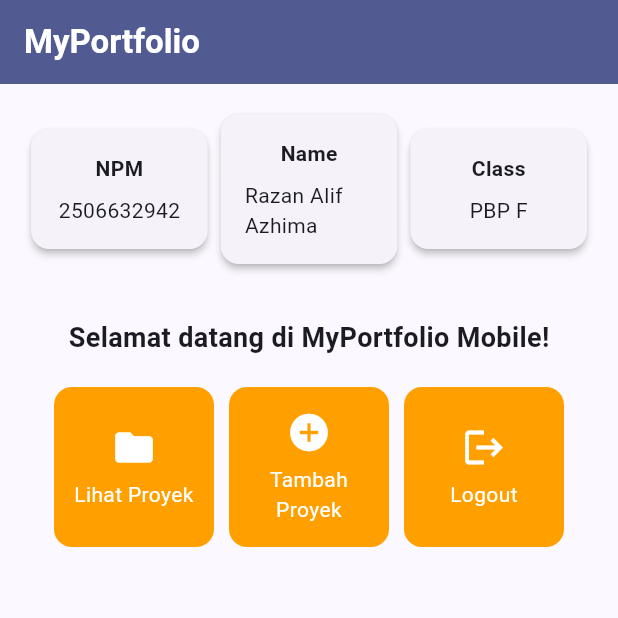
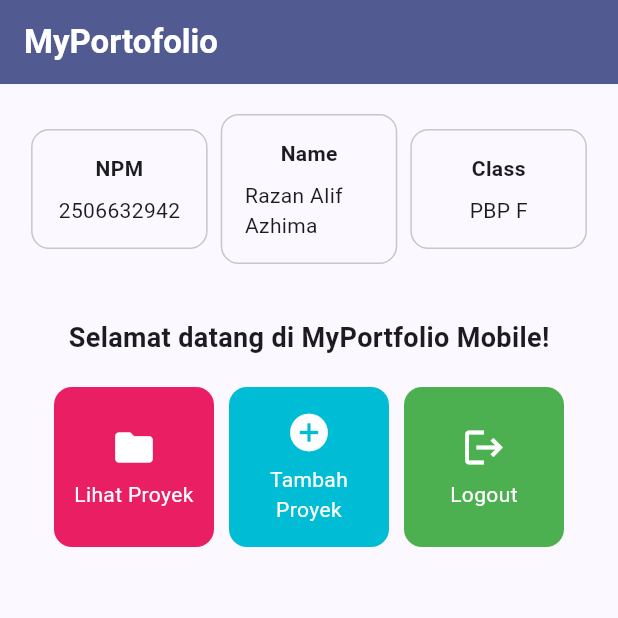
Before and after one commit to Razan-Azhima/myportofolio_mobile, a Flutter app: the screen it shows after launch, on a phone screen of 412 x 824 dp, the top half of it. Run offline on Flutter 3.47's test engine with Material 3 defaults, Android fonts, the phone set to English and light mode, and no system bars.

Commit message:
Tugas 7: bagian tombol

```diff
--- a/lib/main.dart
+++ b/lib/main.dart
@@ -11,7 +11,7 @@ class MyApp extends StatelessWidget {
   @override
   Widget build(BuildContext context) {
     return MaterialApp(
-      title: 'MyPortfolio',
+      title: 'MyPortofolio',
       theme: ThemeData(
         colorScheme: ColorScheme.fromSeed(
           seedColor: Colors.indigo,
--- a/lib/menu.dart
+++ b/lib/menu.dart
@@ -7,9 +7,9 @@ class MyHomePage extends StatelessWidget {
   final String nama = "Razan Alif Azhima";
   final String kelas = "PBP F";
   final List<ItemHomepage> items = [
-  ItemHomepage("Lihat Proyek", Icons.folder),
-  ItemHomepage("Tambah Proyek", Icons.add_circle),
-  ItemHomepage("Logout", Icons.logout),
+    ItemHomepage("Lihat Proyek", Icons.folder, color: Colors.pink),
+    ItemHomepage("Tambah Proyek", Icons.add_circle, color: Colors.cyan),
+    ItemHomepage("Logout", Icons.logout, color: Colors.green),
   ];
 
   @override
@@ -19,11 +19,8 @@ class MyHomePage extends StatelessWidget {
       // AppBar menampilkan bar bagian atas halaman aplikasi.
       appBar: AppBar(
         title: const Text(
-          'MyPortfolio',
-          style: TextStyle(
-            color: Colors.white,
-            fontWeight: FontWeight.bold,
-          ),
+          'MyPortofolio',
+          style: TextStyle(color: Colors.white, fontWeight: FontWeight.bold),
         ),
         backgroundColor: Theme.of(context).colorScheme.primary,
       ),
@@ -86,8 +83,9 @@ class MyHomePage extends StatelessWidget {
 class ItemHomepage {
   final String name;
   final IconData icon;
+  final Color? color;
 
-  ItemHomepage(this.name, this.icon);
+  ItemHomepage(this.name, this.icon, {this.color});
 }
 
 class InfoCard extends StatelessWidget {
@@ -99,9 +97,9 @@ class InfoCard extends StatelessWidget {
 
   @override
   Widget build(BuildContext context) {
-    return Card(
+    return Card.outlined(
       // Memberikan efek bayangan kartu elevasi 2 unit.
-      elevation: 2.0,
+      // elevation: 2.0,
       child: Container(
         // Menyesuaikan lebar kartu dengan proporsi layar (dibagi 3.5).
         width: MediaQuery.of(context).size.width / 3.5,
@@ -109,10 +107,7 @@ class InfoCard extends StatelessWidget {
         // Menyusun teks title dan content secara vertikal.
         child: Column(
           children: [
-            Text(
-              title,
-              style: const TextStyle(fontWeight: FontWeight.bold),
-            ),
+            Text(title, style: const TextStyle(fontWeight: FontWeight.bold)),
             const SizedBox(height: 8.0),
             Text(content),
           ],
@@ -131,7 +126,7 @@ class ItemCard extends StatelessWidget {
   Widget build(BuildContext context) {
     return Material(
       // Menggunakan warna sekunder dari skema tema aplikasi.
-      color: Theme.of(context).colorScheme.secondary,
+      color: item.color,
       borderRadius: BorderRadius.circular(12),
       child: InkWell(
         // Aksi ketika kartu ditekan oleh pengguna.
@@ -140,7 +135,9 @@ class ItemCard extends StatelessWidget {
           ScaffoldMessenger.of(context)
             ..hideCurrentSnackBar()
             ..showSnackBar(
-              SnackBar(content: Text("Kamu telah menekan tombol ${item.name}!"))
+              SnackBar(
+                content: Text("Kamu telah menekan tombol ${item.name}!"),
+              ),
             );
         },
         child: Container(
@@ -149,11 +146,7 @@ class ItemCard extends StatelessWidget {
             child: Column(
               mainAxisAlignment: MainAxisAlignment.center,
               children: [
-                Icon(
-                  item.icon,
-                  color: Colors.white,
-                  size: 30.0,
-                ),
+                Icon(item.icon, color: Colors.white, size: 30.0),
                 const Padding(padding: EdgeInsets.all(3)),
                 Text(
                   item.name,
```
